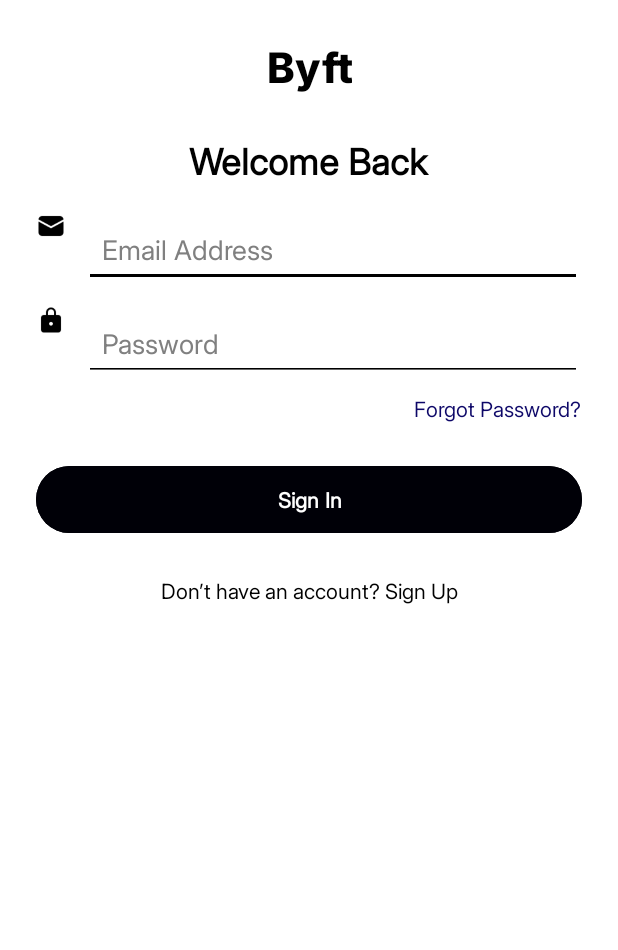
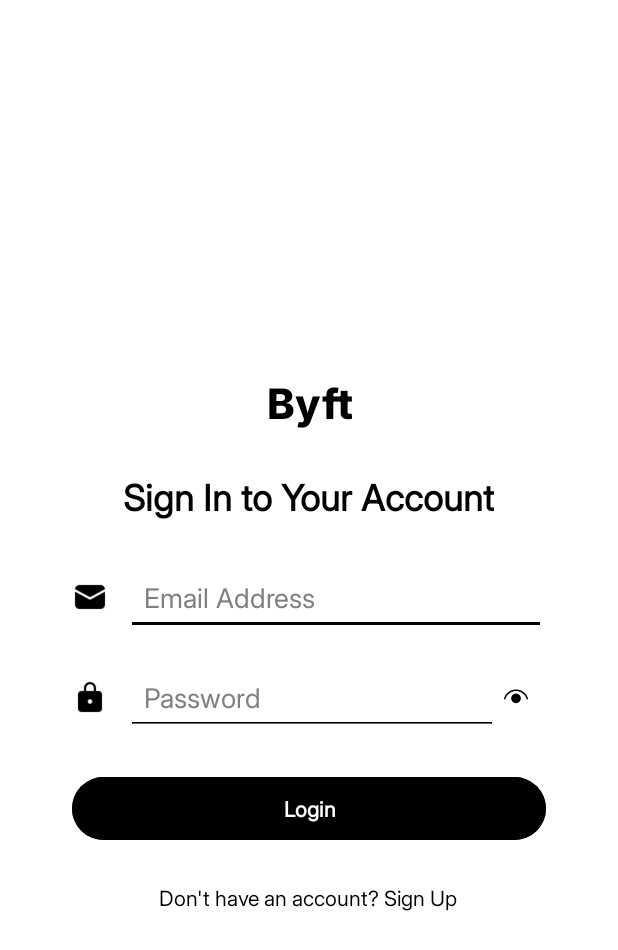
Before and after one commit to RyanSilva2004/Byft, an Android app: the layout activity_signin.xml on its own in the app's theme, with its tools: preview values and no code run, on a phone screen of 412 x 824 dp. Shown: the top 950 px of the screen. Run offline under Robolectric (Android 15) with nearby library versions, the phone set to English and light mode, and no system bars.

```diff
--- /dev/null
+++ b/app/src/main/java/com/byft/SignInActivity.java
@@ -0,0 +1,6 @@
+package com.byft;
+
+public class SignInActivity
+{
+
+}
--- /dev/null
+++ b/app/src/main/res/anim/fade_in.xml
@@ -0,0 +1,5 @@
+<?xml version="1.0" encoding="utf-8"?>
+<alpha xmlns:android="http://schemas.android.com/apk/res/android"
+    android:duration="1000"
+    android:fromAlpha="0.0"
+    android:toAlpha="1.0" />
--- /dev/null
+++ b/app/src/main/res/layout/activity_loading.xml
@@ -0,0 +1,26 @@
+<?xml version="1.0" encoding="utf-8"?>
+<androidx.constraintlayout.widget.ConstraintLayout
+    xmlns:android="http://schemas.android.com/apk/res/android"
+    xmlns:app="http://schemas.android.com/apk/res-auto"
+    android:id="@+id/loadingLayout"
+    android:layout_width="match_parent"
+    android:layout_height="match_parent"
+    android:background="#000000">
+
+    <!-- Title TextView with Inverted Colors -->
+    <TextView
+        android:id="@+id/loadingTitle"
+        android:layout_width="wrap_content"
+        android:layout_height="wrap_content"
+        android:layout_centerInParent="true"
+        android:fontFamily="@font/inter_extrabold"
+        android:gravity="center"
+        android:text="Byft"
+        android:textColor="#FFFFFF"
+        android:textSize="32sp"
+        app:layout_constraintBottom_toBottomOf="parent"
+        app:layout_constraintEnd_toEndOf="parent"
+        app:layout_constraintStart_toStartOf="parent"
+        app:layout_constraintTop_toTopOf="parent" />
+
+</androidx.constraintlayout.widget.ConstraintLayout>
--- a/app/src/main/res/layout/activity_signin.xml
+++ b/app/src/main/res/layout/activity_signin.xml
@@ -1,12 +1,24 @@
 <?xml version="1.0" encoding="utf-8"?>
-<androidx.constraintlayout.widget.ConstraintLayout xmlns:android="http://schemas.android.com/apk/res/android"
-    xmlns:tools="http://schemas.android.com/tools"
+<androidx.constraintlayout.widget.ConstraintLayout
+    xmlns:android="http://schemas.android.com/apk/res/android"
+    xmlns:app="http://schemas.android.com/apk/res-auto"
     android:id="@+id/signin"
     android:layout_width="match_parent"
     android:layout_height="match_parent"
-    xmlns:app="http://schemas.android.com/apk/res-auto"
+    android:padding="24dp"
+    android:background="#FFFFFF">
+
+    <LinearLayout
+        android:layout_width="0dp"
+        android:layout_height="wrap_content"
+        android:orientation="vertical"
         android:background="#FFFFFF"
-    android:padding="24dp">
+        android:padding="24dp"
+        android:gravity="center_horizontal"
+        app:layout_constraintTop_toTopOf="parent"
+        app:layout_constraintBottom_toBottomOf="parent"
+        app:layout_constraintStart_toStartOf="parent"
+        app:layout_constraintEnd_toEndOf="parent">
 
         <TextView
             android:id="@+id/appTitle"
@@ -14,125 +26,119 @@
             android:layout_height="wrap_content"
             android:layout_gravity="center_horizontal"
             android:fontFamily="@font/inter_extrabold"
-        android:gravity="center"
             android:text="Byft"
             android:textColor="#000000"
             android:textSize="28sp"
-        app:layout_constraintEnd_toEndOf="parent"
-        app:layout_constraintStart_toStartOf="parent"
-        tools:layout_editor_absoluteY="24dp" />
+            android:gravity="center"
+            android:layout_marginTop="40dp"/>
 
         <!-- Title -->
         <TextView
-        android:id="@+id/signInTitle"
+            android:id="@+id/loginTitle"
             android:layout_width="wrap_content"
             android:layout_height="wrap_content"
-        android:text="Welcome Back"
+            android:layout_gravity="center_horizontal"
+            android:fontFamily="@font/inter"
+            android:text="Sign In to Your Account"
+            android:textColor="#000000"
             android:textSize="24sp"
-        android:textColor="#000000"
-        android:fontFamily="@font/inter"
             android:textStyle="bold"
-        app:layout_constraintTop_toBottomOf="@id/appTitle"
-        app:layout_constraintStart_toStartOf="parent"
-        app:layout_constraintEnd_toEndOf="parent"
             android:layout_marginTop="24dp" />
 
-    <!-- Email Input Field with Icon -->
+        <!-- Email Input with Icon -->
+        <LinearLayout
+            android:layout_width="match_parent"
+            android:layout_height="wrap_content"
+            android:layout_marginTop="24dp"
+            android:orientation="horizontal">
+
             <ImageView
                 android:id="@+id/emailIcon"
-        android:layout_width="20dp"
-        android:layout_height="20dp"
+                android:layout_width="24dp"
+                android:layout_height="24dp"
+                android:layout_gravity="center_vertical"
                 android:src="@drawable/email"
-        android:contentDescription="Email Icon"
-        app:layout_constraintTop_toBottomOf="@id/signInTitle"
-        app:layout_constraintStart_toStartOf="parent"
-        android:layout_marginTop="16dp" />
+                android:contentDescription="Email Icon" />
 
             <EditText
                 android:id="@+id/inputEmail"
                 android:layout_width="0dp"
                 android:layout_height="wrap_content"
+                android:layout_weight="1"
+                android:layout_marginStart="12dp"
                 android:hint="Email Address"
                 android:fontFamily="@font/inter"
                 android:backgroundTint="#000000"
                 android:textColor="#000000"
                 android:textColorHint="#808080"
                 android:padding="12dp"
-        android:inputType="textEmailAddress"
-        app:layout_constraintTop_toTopOf="@id/emailIcon"
-        app:layout_constraintStart_toEndOf="@id/emailIcon"
-        app:layout_constraintEnd_toEndOf="parent"
-        android:layout_marginStart="12dp" />
+                android:inputType="textEmailAddress" />
+        </LinearLayout>
 
-    <!-- Password Input Field with Icon -->
+        <!-- Password Input with Icon and View Toggle -->
+        <LinearLayout
+            android:layout_width="match_parent"
+            android:layout_height="wrap_content"
+            android:layout_marginTop="16dp"
+            android:orientation="horizontal">
+
             <ImageView
                 android:id="@+id/passwordIcon"
-        android:layout_width="20dp"
-        android:layout_height="20dp"
+                android:layout_width="24dp"
+                android:layout_height="24dp"
+                android:layout_gravity="center_vertical"
                 android:src="@drawable/password"
-        android:contentDescription="Password Icon"
-        app:layout_constraintTop_toBottomOf="@id/inputEmail"
-        app:layout_constraintStart_toStartOf="parent"
-        android:layout_marginTop="12dp" />
+                android:contentDescription="Password Icon" />
 
             <EditText
                 android:id="@+id/inputPassword"
                 android:layout_width="0dp"
                 android:layout_height="wrap_content"
+                android:layout_weight="1"
+                android:layout_marginStart="12dp"
                 android:hint="Password"
                 android:fontFamily="@font/inter"
                 android:backgroundTint="#000000"
                 android:textColor="#000000"
                 android:textColorHint="#808080"
                 android:padding="12dp"
-        android:inputType="textPassword"
-        app:layout_constraintTop_toTopOf="@id/passwordIcon"
-        app:layout_constraintStart_toEndOf="@id/passwordIcon"
-        app:layout_constraintEnd_toEndOf="parent"
-        android:layout_marginStart="12dp" />
+                android:inputType="textPassword" />
 
-    <!-- Forgot Password Text -->
+            <!-- View Password Icon -->
+            <ImageView
+                android:id="@+id/viewPasswordIcon"
+                android:layout_width="24dp"
+                android:layout_height="24dp"
+                android:layout_gravity="center_vertical"
+                android:layout_marginEnd="8dp"
+                android:src="@drawable/eye"
+                android:contentDescription="View Password Icon"
+                android:padding="4dp" />
+        </LinearLayout>
+
+        <!-- Login Button -->
+        <Button
+            android:id="@+id/loginButton"
+            android:layout_width="match_parent"
+            android:layout_height="50dp"
+            android:layout_marginTop="24dp"
+            android:backgroundTint="#000002"
+            android:fontFamily="@font/inter"
+            android:text="Login"
+            android:textColor="#FFFFFF"
+            android:textStyle="bold" />
+
+        <!-- Sign Up Text -->
         <TextView
-        android:id="@+id/forgotPasswordText"
+            android:id="@+id/signUpText"
             android:layout_width="wrap_content"
             android:layout_height="wrap_content"
-        android:text="Forgot Password?"
-        android:textColor="#0D0768"
-        android:fontFamily="@font/inter"
-        android:textSize="14sp"
-        app:layout_constraintTop_toBottomOf="@id/inputPassword"
-        app:layout_constraintEnd_toEndOf="parent"
-        android:layout_marginTop="8dp" />
-
-    <!-- Sign In Button -->
-    <Button
-        android:id="@+id/signInButton"
-        android:layout_width="0dp"
-        android:layout_height="wrap_content"
-        android:layout_marginTop="24dp"
-        android:backgroundTint="#000007"
-        android:fontFamily="@font/inter"
-        android:padding="12dp"
-        android:text="Sign In"
-        android:textColor="#FFFFFF"
-        android:textStyle="bold"
-        app:layout_constraintEnd_toEndOf="parent"
-        app:layout_constraintStart_toStartOf="parent"
-        app:layout_constraintTop_toBottomOf="@id/forgotPasswordText" />
-
-    <!-- Create Account Text -->
-    <TextView
-        android:id="@+id/createAccountText"
-        android:layout_width="wrap_content"
-        android:layout_height="wrap_content"
-        android:text="Don’t have an account? Sign Up"
+            android:layout_gravity="center_horizontal"
+            android:layout_marginTop="16dp"
+            android:text="Don't have an account? Sign Up"
             android:textColor="#000000"
             android:fontFamily="@font/inter"
             android:textSize="14sp"
-        android:padding="8dp"
-        app:layout_constraintTop_toBottomOf="@id/signInButton"
-        app:layout_constraintStart_toStartOf="parent"
-        app:layout_constraintEnd_toEndOf="parent"
-        android:layout_marginTop="16dp" />
-
+            android:padding="8dp" />
+    </LinearLayout>
 </androidx.constraintlayout.widget.ConstraintLayout>
```
Lines whose indentation alone changed are shown as unchanged.
